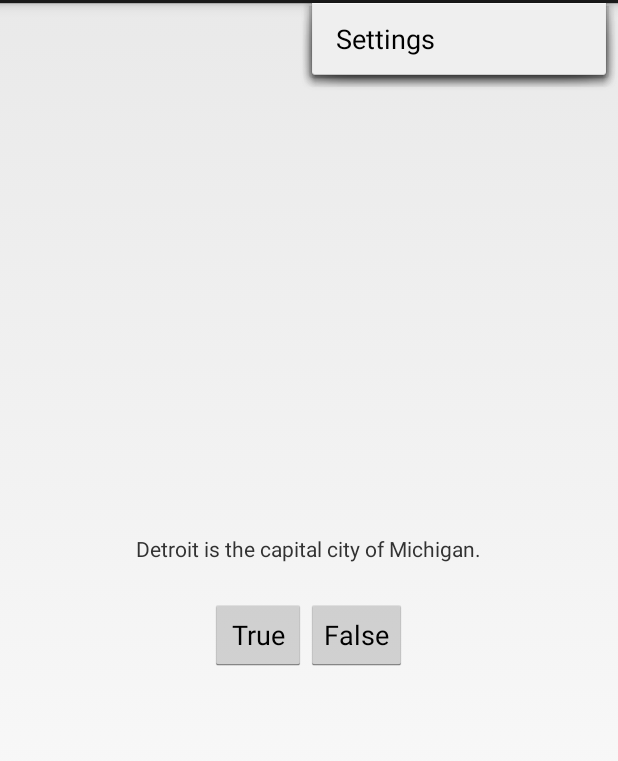
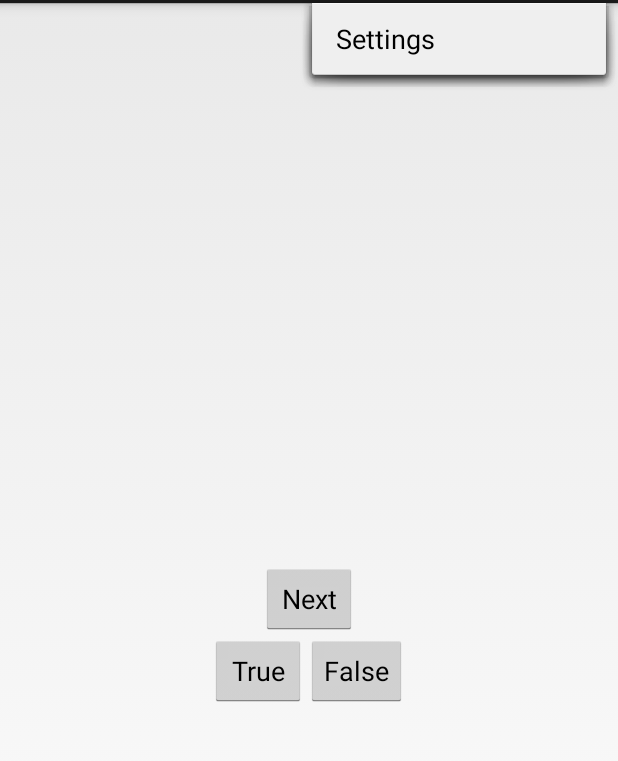
Before and after one commit to kyleofori/GeoQuiz, an Android app: the screen it shows after launch (QuizActivity), with the options menu open, on a phone screen of 412 x 824 dp, the part 69-830 px from its top. Run offline under Robolectric (Android 15) with nearby library versions, the phone set to English and light mode, and no system bars.

Commit message:
Putting strings for quesitons in strings xml, then adding variables and a truefalse array

```diff
--- a/app/src/main/java/com/detroitlabs/kyleofori/geoquiz/QuizActivity.java
+++ b/app/src/main/java/com/detroitlabs/kyleofori/geoquiz/QuizActivity.java
@@ -6,6 +6,7 @@ import android.view.Menu;
 import android.view.MenuItem;
 import android.view.View;
 import android.widget.Button;
+import android.widget.TextView;
 import android.widget.Toast;
 
 
@@ -13,6 +14,18 @@ public class QuizActivity extends Activity {
 
     private Button mTrueButton;
     private Button mFalseButton;
+    private Button mNextButton;
+    private TextView mQuestionTextView;
+
+    private TrueFalse[] mQuestionBank = new TrueFalse[] {
+            new TrueFalse(R.string.question_Arizona, true),
+            new TrueFalse(R.string.question_Michigan, false),
+            new TrueFalse(R.string.question_Ontario, false),
+            new TrueFalse(R.string.question_Texas, true),
+    };
+
+    private int mCurrentIndex = 0;
+
 
     @Override
     protected void onCreate(Bundle savedInstanceState) {
--- a/app/src/main/res/layout/activity_quiz.xml
+++ b/app/src/main/res/layout/activity_quiz.xml
@@ -6,10 +6,16 @@
     android:orientation="vertical" >
 
     <TextView
+        android:id="@+id/question_text_view"
         android:layout_width="wrap_content"
         android:layout_height="wrap_content"
-        android:padding="24dp"
-        android:text="@string/question_text" />
+        android:padding="24dp" />
+
+    <Button
+        android:id="@+id/next_button"
+        android:layout_width="wrap_content"
+        android:layout_height="wrap_content"
+        android:text="@string/next_button"/>
 
     <LinearLayout
     android:layout_width="wrap_content"
--- a/app/src/main/res/values/strings.xml
+++ b/app/src/main/res/values/strings.xml
@@ -2,11 +2,15 @@
 <resources>
 
     <string name="app_name">GeoQuiz</string>
-    <string name="question_text">Detroit is the capital city of Michigan.</string>
     <string name="true_button">True</string>
     <string name="false_button">False</string>
     <string name="action_settings">Settings</string>
+    <string name="question_Michigan">Detroit is the capital city of Michigan.</string>
+    <string name="question_Ontario">Windsor is the most populous city in Ontario.</string>
+    <string name="question_Texas">Texas has the most top-ten cities (population-wise) in the USA.</string>
+    <string name="question_Arizona">Phoenix is the most populous capital city in the USA.</string>
     <string name="correct_toast">Correct!</string>
     <string name="incorrect_toast">Incorrect.</string>
+    <string name="next_button">Next</string>
 
 </resources>
```
